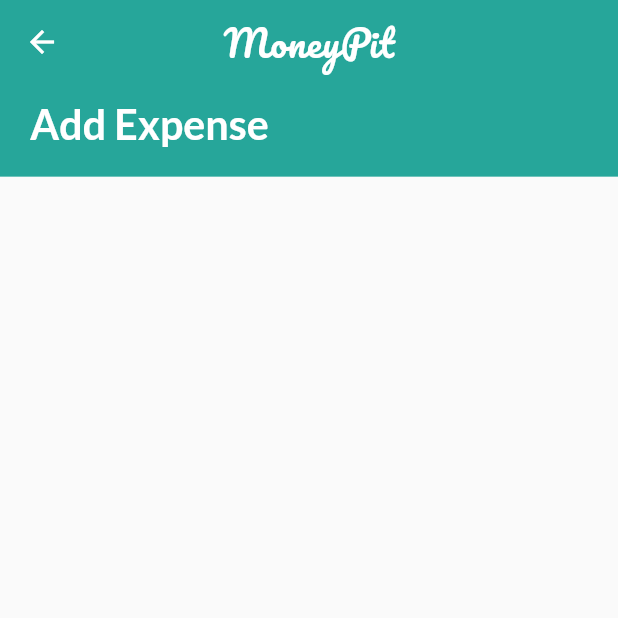
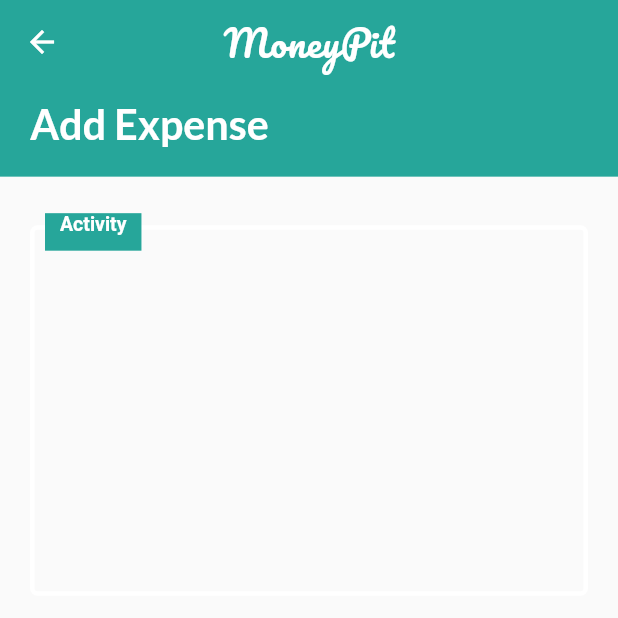
Before and after one commit to ardhanmz/MoneyPit-Flutter, a Flutter app: the AddExpenseView screen opened by its route, on a phone screen of 412 x 824 dp, the top half of it. Run offline on Flutter 3.47's test engine with Material 2 defaults, Android fonts, the phone set to English and light mode, and no system bars; our stand-ins replace flutter_hooks, flutter_screenutil, flutter_svg, google_fonts.

Commit message:
Updated some dependency for Newest Flutter SDK V2

```diff
--- a/lib/View/AddExpenseView.dart
+++ b/lib/View/AddExpenseView.dart
@@ -10,6 +10,7 @@ class AddExpenseView extends HookWidget {
     ScreenUtil.init(context,
         designSize: Size(750, 1334), allowFontScaling: true);
     // TODO: implement build
+
     return Scaffold(
       appBar: PreferredSize(
         child: Container(
@@ -52,7 +53,40 @@ class AddExpenseView extends HookWidget {
                   )
                 ],
               ),
-            )
+            ),
+            SizedBox(
+              height: ScreenUtil().setHeight(20),
+            ),
+            Stack(
+              alignment: AlignmentDirectional.center,
+              children: [
+                Container(
+                  width: ScreenUtil().setWidth(1200),
+                  height: ScreenUtil().setHeight(400),
+                  margin: EdgeInsets.fromLTRB(20, 20, 20, 10),
+                  padding: EdgeInsets.only(left: 10),
+                  decoration: BoxDecoration(
+                    border: Border.all(color: Colors.white, width: 3.0),
+                    borderRadius: BorderRadius.circular(5),
+                    shape: BoxShape.rectangle,
+                  ),
+                ),
+                Positioned(
+                    left: 30,
+                    top: 12,
+                    child: Container(
+                      padding: EdgeInsets.only(bottom: 10, left: 10, right: 10),
+                      color: Theme.of(context).primaryColor,
+                      child: Text(
+                        'Activity',
+                        style: TextStyle(
+                            color: Colors.white,
+                            fontSize: 13,
+                            fontWeight: FontWeight.bold),
+                      ),
+                    )),
+              ],
+            ),
           ],
         ),
       ),
--- a/pubspec.yaml
+++ b/pubspec.yaml
@@ -28,9 +28,9 @@ dependencies:
   cupertino_icons: ^1.0.0
   flutter_hooks: ^0.15.0
   flutter_screenutil: ^3.1.0
-  flutter_svg: 0.19.1
+  flutter_svg: 0.19.3
   google_fonts: ^1.1.1
-  intl: ^0.16.1
+  intl: ^0.17.0
 
 dev_dependencies:
   flutter_test:
```
Also changed, not shown: lib/ViewModel/AddExpenseViewModel.dart (added), pubspec.lock.
